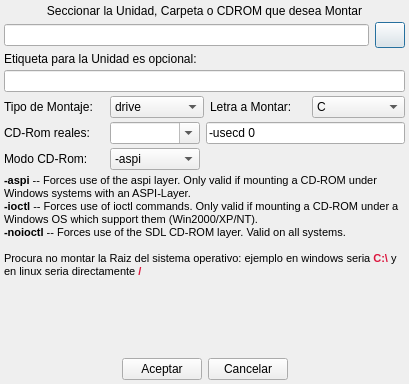
Before: the Qt Designer form ui/addedit_montajes.ui in Monthy/gr-lida, drawn with Qt 5.
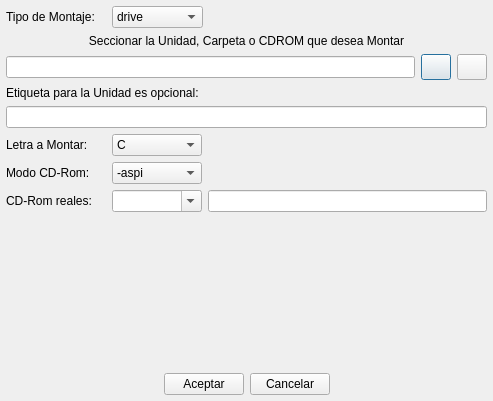
After: the same form once the commit is applied. Icons and pictures are not drawn.

What changed in the file:
```diff
--- a/ui/addedit_montajes.ui
+++ b/ui/addedit_montajes.ui
@@ -5,8 +5,8 @@
    <rect>
     <x>0</x>
     <y>0</y>
-    <width>409</width>
-    <height>384</height>
+    <width>493</width>
+    <height>401</height>
    </rect>
   </property>
   <property name="windowTitle" >
@@ -16,102 +16,20 @@
    <iconset resource="../res/grlida.qrc" >:/img16/grlida.png</iconset>
   </property>
   <layout class="QVBoxLayout" >
-   <property name="spacing" >
-    <number>4</number>
-   </property>
    <property name="leftMargin" >
-    <number>4</number>
+    <number>6</number>
    </property>
    <property name="topMargin" >
-    <number>4</number>
+    <number>6</number>
    </property>
    <property name="rightMargin" >
-    <number>4</number>
+    <number>6</number>
    </property>
    <property name="bottomMargin" >
-    <number>4</number>
+    <number>6</number>
    </property>
-   <item>
-    <widget class="QLabel" name="lb_Montaje_1" >
-     <property name="text" >
-      <string>Seccionar la Unidad, Carpeta o CDROM que desea Montar</string>
-     </property>
-     <property name="alignment" >
-      <set>Qt::AlignCenter</set>
-     </property>
-    </widget>
-   </item>
    <item>
     <layout class="QHBoxLayout" >
-     <property name="spacing" >
-      <number>6</number>
-     </property>
-     <property name="leftMargin" >
-      <number>0</number>
-     </property>
-     <property name="topMargin" >
-      <number>0</number>
-     </property>
-     <property name="rightMargin" >
-      <number>0</number>
-     </property>
-     <property name="bottomMargin" >
-      <number>0</number>
-     </property>
-     <item>
-      <widget class="QLineEdit" name="txtMontaje_1" />
-     </item>
-     <item>
-      <widget class="QPushButton" name="btnDirFile" >
-       <property name="minimumSize" >
-        <size>
-         <width>30</width>
-         <height>26</height>
-        </size>
-       </property>
-       <property name="maximumSize" >
-        <size>
-         <width>30</width>
-         <height>26</height>
-        </size>
-       </property>
-       <property name="text" >
-        <string/>
-       </property>
-       <property name="icon" >
-        <iconset resource="../res/grlida.qrc" >:/img16/carpeta_0.png</iconset>
-       </property>
-      </widget>
-     </item>
-    </layout>
-   </item>
-   <item>
-    <widget class="QLabel" name="lb_Montaje_2" >
-     <property name="text" >
-      <string>Etiqueta para la Unidad es opcional:</string>
-     </property>
-    </widget>
-   </item>
-   <item>
-    <widget class="QLineEdit" name="txtMontaje_2" />
-   </item>
-   <item>
-    <layout class="QHBoxLayout" >
-     <property name="spacing" >
-      <number>6</number>
-     </property>
-     <property name="leftMargin" >
-      <number>0</number>
-     </property>
-     <property name="topMargin" >
-      <number>0</number>
-     </property>
-     <property name="rightMargin" >
-      <number>0</number>
-     </property>
-     <property name="bottomMargin" >
-      <number>0</number>
-     </property>
      <item>
       <widget class="QLabel" name="lb_Montaje_3" >
        <property name="minimumSize" >
@@ -192,10 +110,113 @@
       </widget>
      </item>
      <item>
+      <spacer>
+       <property name="orientation" >
+        <enum>Qt::Horizontal</enum>
+       </property>
+       <property name="sizeHint" >
+        <size>
+         <width>40</width>
+         <height>20</height>
+        </size>
+       </property>
+      </spacer>
+     </item>
+    </layout>
+   </item>
+   <item>
+    <widget class="QLabel" name="lb_Montaje_1" >
+     <property name="text" >
+      <string>Seccionar la Unidad, Carpeta o CDROM que desea Montar</string>
+     </property>
+     <property name="alignment" >
+      <set>Qt::AlignCenter</set>
+     </property>
+    </widget>
+   </item>
+   <item>
+    <layout class="QHBoxLayout" >
+     <property name="spacing" >
+      <number>6</number>
+     </property>
+     <property name="leftMargin" >
+      <number>0</number>
+     </property>
+     <property name="topMargin" >
+      <number>0</number>
+     </property>
+     <property name="rightMargin" >
+      <number>0</number>
+     </property>
+     <property name="bottomMargin" >
+      <number>0</number>
+     </property>
+     <item>
+      <widget class="QLineEdit" name="txtMontaje_1" />
+     </item>
+     <item>
+      <widget class="QPushButton" name="btnDirFile" >
+       <property name="minimumSize" >
+        <size>
+         <width>30</width>
+         <height>26</height>
+        </size>
+       </property>
+       <property name="maximumSize" >
+        <size>
+         <width>30</width>
+         <height>26</height>
+        </size>
+       </property>
+       <property name="text" >
+        <string/>
+       </property>
+       <property name="icon" >
+        <iconset resource="../res/grlida.qrc" >:/img16/carpeta_0.png</iconset>
+       </property>
+      </widget>
+     </item>
+     <item>
+      <widget class="QPushButton" name="btnClearDirFile" >
+       <property name="minimumSize" >
+        <size>
+         <width>30</width>
+         <height>26</height>
+        </size>
+       </property>
+       <property name="maximumSize" >
+        <size>
+         <width>30</width>
+         <height>26</height>
+        </size>
+       </property>
+       <property name="text" >
+        <string/>
+       </property>
+       <property name="icon" >
+        <iconset resource="../res/grlida.qrc" >:/img16/limpiar.png</iconset>
+       </property>
+      </widget>
+     </item>
+    </layout>
+   </item>
+   <item>
+    <widget class="QLabel" name="lb_Montaje_2" >
+     <property name="text" >
+      <string>Etiqueta para la Unidad es opcional:</string>
+     </property>
+    </widget>
+   </item>
+   <item>
+    <widget class="QLineEdit" name="txtMontaje_2" />
+   </item>
+   <item>
+    <layout class="QHBoxLayout" >
+     <item>
       <widget class="QLabel" name="lb_Montaje_4" >
        <property name="minimumSize" >
         <size>
-         <width>96</width>
+         <width>100</width>
          <height>0</height>
         </size>
        </property>
@@ -208,7 +229,7 @@
       <widget class="QComboBox" name="cbxMontaje_2" >
        <property name="minimumSize" >
         <size>
-         <width>52</width>
+         <width>90</width>
          <height>0</height>
         </size>
        </property>
@@ -342,57 +363,18 @@
        </item>
       </widget>
      </item>
-    </layout>
-   </item>
-   <item>
-    <layout class="QHBoxLayout" >
-     <property name="spacing" >
-      <number>6</number>
-     </property>
-     <property name="leftMargin" >
-      <number>0</number>
-     </property>
-     <property name="topMargin" >
-      <number>0</number>
-     </property>
-     <property name="rightMargin" >
-      <number>0</number>
-     </property>
-     <property name="bottomMargin" >
-      <number>0</number>
-     </property>
      <item>
-      <widget class="QLabel" name="lb_Montaje_5" >
-       <property name="minimumSize" >
-        <size>
-         <width>100</width>
-         <height>0</height>
-        </size>
+      <spacer>
+       <property name="orientation" >
+        <enum>Qt::Horizontal</enum>
        </property>
-       <property name="text" >
-        <string>CD-Rom reales:</string>
-       </property>
-      </widget>
-     </item>
-     <item>
-      <widget class="QComboBox" name="cbxMontaje_3" >
-       <property name="minimumSize" >
+       <property name="sizeHint" >
         <size>
-         <width>90</width>
-         <height>0</height>
+         <width>40</width>
+         <height>20</height>
         </size>
        </property>
-       <property name="editable" >
-        <bool>true</bool>
-       </property>
-      </widget>
-     </item>
-     <item>
-      <widget class="QLineEdit" name="txtMontaje_3" >
-       <property name="text" >
-        <string>-usecd 0</string>
-       </property>
-      </widget>
+      </spacer>
      </item>
     </layout>
    </item>
@@ -469,18 +451,60 @@
      </item>
     </layout>
    </item>
+   <item>
+    <layout class="QHBoxLayout" >
+     <property name="spacing" >
+      <number>6</number>
+     </property>
+     <property name="leftMargin" >
+      <number>0</number>
+     </property>
+     <property name="topMargin" >
+      <number>0</number>
+     </property>
+     <property name="rightMargin" >
+      <number>0</number>
+     </property>
+     <property name="bottomMargin" >
+      <number>0</number>
+     </property>
+     <item>
+      <widget class="QLabel" name="lb_Montaje_5" >
+       <property name="minimumSize" >
+        <size>
+         <width>100</width>
+         <height>0</height>
+        </size>
+       </property>
+       <property name="text" >
+        <string>CD-Rom reales:</string>
+       </property>
+      </widget>
+     </item>
+     <item>
+      <widget class="QComboBox" name="cbxMontaje_3" >
+       <property name="minimumSize" >
+        <size>
+         <width>90</width>
+         <height>0</height>
+        </size>
+       </property>
+       <property name="editable" >
+        <bool>true</bool>
+       </property>
+      </widget>
+     </item>
+     <item>
+      <widget class="QLineEdit" name="txtMontaje_3" >
+       <property name="text" >
+        <string/>
+       </property>
+      </widget>
+     </item>
+    </layout>
+   </item>
    <item>
     <widget class="QLabel" name="lb_Montaje_6" >
-     <property name="text" >
-      <string>&lt;html>&lt;head>&lt;meta name="qrichtext" content="1" />&lt;style type="text/css">
-p, li { white-space: pre-wrap; }
-&lt;/style>&lt;/head>&lt;body style=" font-family:'Sans Serif'; font-size:9pt; font-weight:400; font-style:normal;">
-&lt;p style=" margin-top:0px; margin-bottom:0px; margin-left:0px; margin-right:0px; -qt-block-indent:0; text-indent:0px;">&lt;span style=" font-size:8pt; font-weight:600;">-aspi&lt;/span>&lt;span style=" font-size:8pt;"> -- Forces use of the aspi layer. Only valid if mounting a CD-ROM under Windows systems with an ASPI-Layer.&lt;/span>&lt;/p>
-&lt;p style=" margin-top:0px; margin-bottom:0px; margin-left:0px; margin-right:0px; -qt-block-indent:0; text-indent:0px; font-family:'MS Shell Dlg 2'; font-size:8pt;">&lt;span style=" font-weight:600;">-ioctl&lt;/span> -- Forces use of ioctl commands. Only valid if mounting a CD-ROM under a Windows OS which support them (Win2000/XP/NT).&lt;/p>
-&lt;p style=" margin-top:0px; margin-bottom:0px; margin-left:0px; margin-right:0px; -qt-block-indent:0; text-indent:0px; font-family:'MS Shell Dlg 2'; font-size:8pt;">&lt;span style=" font-weight:600;">-noioctl&lt;/span> -- Forces use of the SDL CD-ROM layer. Valid on all systems.&lt;/p>
-&lt;p style="-qt-paragraph-type:empty; margin-top:0px; margin-bottom:0px; margin-left:0px; margin-right:0px; -qt-block-indent:0; text-indent:0px; font-family:'MS Shell Dlg 2'; font-size:8pt;">&lt;/p>
-&lt;p style=" margin-top:0px; margin-bottom:0px; margin-left:0px; margin-right:0px; -qt-block-indent:0; text-indent:0px; font-family:'MS Shell Dlg 2'; font-size:8pt;">Procura no montar la Raiz del sistema operativo: ejemplo en windows seria &lt;span style=" font-weight:600; color:#dc143c;">C:\&lt;/span> y en linux seria directamente &lt;span style=" font-weight:600; color:#dc143c;">/&lt;/span>&lt;/p>&lt;/body>&lt;/html></string>
-     </property>
      <property name="wordWrap" >
       <bool>true</bool>
      </property>
@@ -493,8 +517,8 @@
      </property>
      <property name="sizeHint" >
       <size>
-       <width>20</width>
-       <height>40</height>
+       <width>401</width>
+       <height>61</height>
       </size>
      </property>
     </spacer>
```
Left out of the diff: 20 changed lines with no effect on the pictures.
